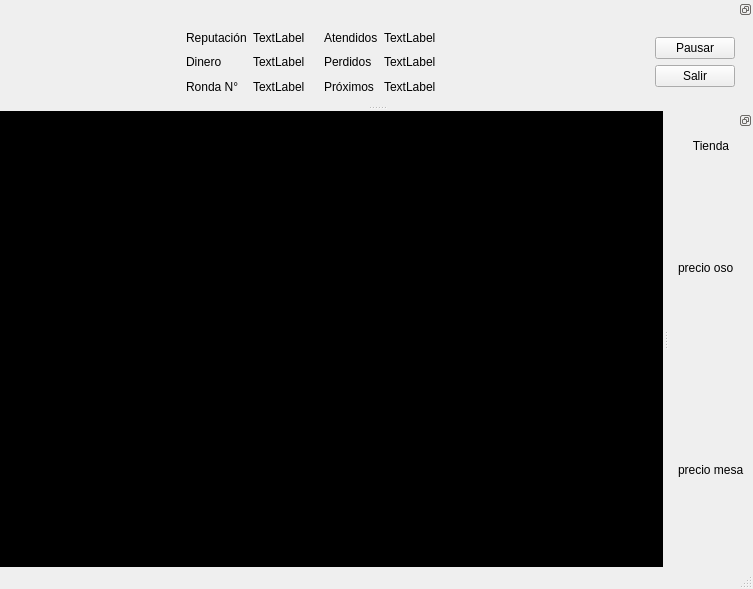
benjavicente/iic2233, file Tareas/T02/frontend/datos/juego.ui: the form before one commit.
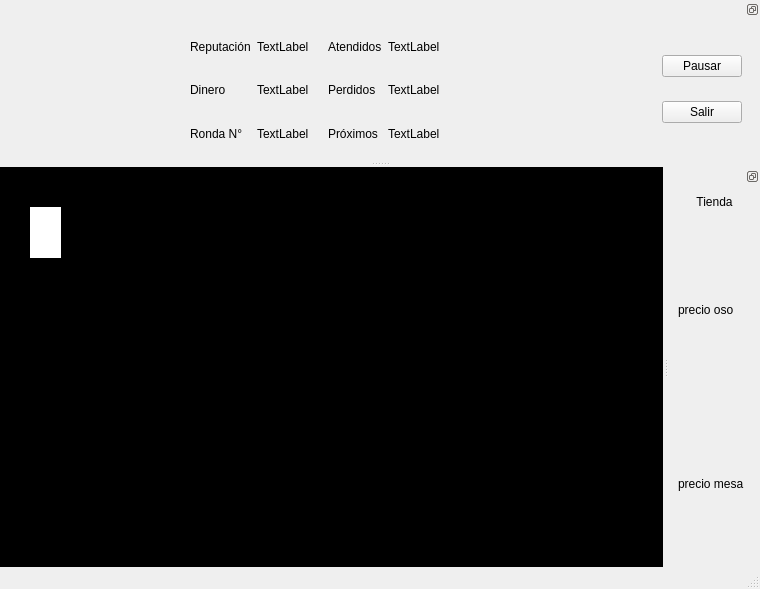
The form after the commit. Icons and pictures are not drawn.

Diff of the .ui file:
```diff
--- a/Tareas/T02/frontend/datos/juego.ui
+++ b/Tareas/T02/frontend/datos/juego.ui
@@ -6,7 +6,7 @@
    <rect>
     <x>0</x>
     <y>0</y>
-    <width>749</width>
+    <width>760</width>
     <height>589</height>
    </rect>
   </property>
@@ -16,55 +16,75 @@
   <property name="animated">
    <bool>false</bool>
   </property>
-  <widget class="QWidget" name="centralwidget">
+  <widget class="QWidget" name="main_widget">
+   <property name="minimumSize">
+    <size>
+     <width>663</width>
+     <height>398</height>
+    </size>
+   </property>
+   <property name="maximumSize">
+    <size>
+     <width>663</width>
+     <height>400</height>
+    </size>
+   </property>
    <property name="styleSheet">
-    <string notr="true">background-color: black;</string>
+    <string notr="true">#main_widget {background-color: black;}</string>
    </property>
-   <layout class="QGridLayout" name="gridLayout">
-    <property name="leftMargin">
-     <number>0</number>
+   <widget class="QLabel" name="mapa">
+    <property name="geometry">
+     <rect>
+      <x>0</x>
+      <y>0</y>
+      <width>663</width>
+      <height>400</height>
+     </rect>
     </property>
-    <property name="topMargin">
-     <number>0</number>
+    <property name="sizePolicy">
+     <sizepolicy hsizetype="Fixed" vsizetype="Fixed">
+      <horstretch>0</horstretch>
+      <verstretch>0</verstretch>
+     </sizepolicy>
     </property>
-    <property name="rightMargin">
-     <number>0</number>
+    <property name="frameShape">
+     <enum>QFrame::NoFrame</enum>
     </property>
-    <property name="bottomMargin">
-     <number>0</number>
+    <property name="pixmap">
+     <pixmap>../../sprites/mapa/mapa_2.png</pixmap>
     </property>
-    <property name="spacing">
-     <number>0</number>
+    <property name="scaledContents">
+     <bool>true</bool>
     </property>
-    <item row="0" column="0">
-     <widget class="QLabel" name="mapa">
-      <property name="sizePolicy">
-       <sizepolicy hsizetype="Fixed" vsizetype="Fixed">
-        <horstretch>0</horstretch>
-        <verstretch>0</verstretch>
-       </sizepolicy>
-      </property>
-      <property name="minimumSize">
-       <size>
-        <width>663</width>
-        <height>400</height>
-       </size>
-      </property>
-      <property name="frameShape">
-       <enum>QFrame::NoFrame</enum>
-      </property>
-      <property name="pixmap">
-       <pixmap>../sprites/mapa/mapa_2.png</pixmap>
-      </property>
-      <property name="scaledContents">
-       <bool>true</bool>
-      </property>
-      <property name="wordWrap">
-       <bool>false</bool>
-      </property>
-     </widget>
-    </item>
-   </layout>
+    <property name="wordWrap">
+     <bool>false</bool>
+    </property>
+   </widget>
+   <widget class="QLabel" name="player1">
+    <property name="geometry">
+     <rect>
+      <x>30</x>
+      <y>40</y>
+      <width>31</width>
+      <height>51</height>
+     </rect>
+    </property>
+    <property name="styleSheet">
+     <string notr="true">#player1{background-color:white}</string>
+    </property>
+    <property name="text">
+     <string/>
+    </property>
+    <property name="textFormat">
+     <enum>Qt::RichText</enum>
+    </property>
+    <property name="pixmap">
+     <pixmap>../../sprites/mesero/down_02.png</pixmap>
+    </property>
+    <property name="scaledContents">
+     <bool>true</bool>
+    </property>
+   </widget>
   </widget>
   <widget class="QMenuBar" name="menubar">
    <property name="geometry">
```
Left out of the diff: 79 changed lines with no effect on the pictures.
